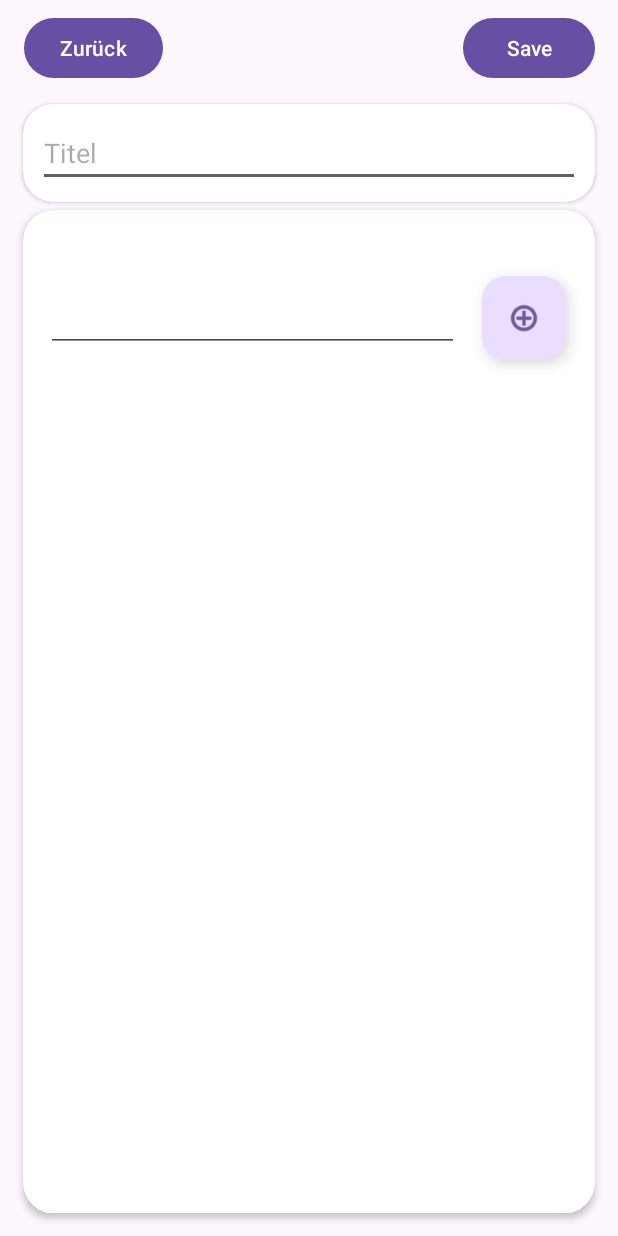
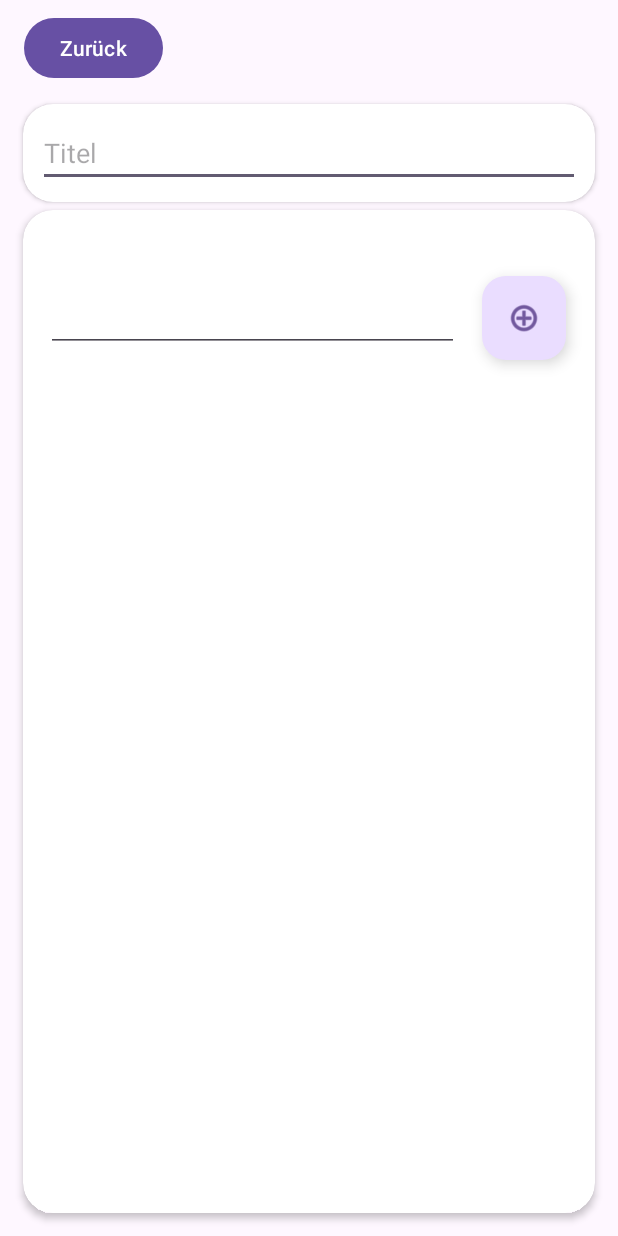
Before and after one commit to natsudaS/NestSync, an Android app: the ListActivity screen opened directly, with no data from a screen before it, on a phone screen of 412 x 824 dp. Run offline under Robolectric (Android 15) with nearby library versions, the phone set to English and light mode, and no system bars; our stand-ins replace Firebase (no records; nobody signed in at launch, a user with empty details on screens opened directly); libraries missing offline, so code that uses them is left out: org.checkerframework.checker; 1 statement that could not run was skipped.

```diff
--- a/app/src/main/java/com/natsu/nestsync/activities/ListActivity.java
+++ b/app/src/main/java/com/natsu/nestsync/activities/ListActivity.java
@@ -13,6 +13,7 @@ import androidx.constraintlayout.motion.widget.MotionLayout;
 import androidx.recyclerview.widget.LinearLayoutManager;
 import androidx.recyclerview.widget.RecyclerView;
 
+import com.google.android.material.floatingactionbutton.FloatingActionButton;
 import com.google.common.net.InternetDomainName;
 import com.google.firebase.database.DataSnapshot;
 import com.google.firebase.database.DatabaseError;
@@ -29,10 +30,12 @@ import org.checkerframework.checker.units.qual.A;
 import java.util.ArrayList;
 
 public class ListActivity extends AppCompatActivity {
+    ArrayList<String> itemIds;
     ArrayList<Item> items;
-    Button saveBtn, backBtn;
+    Button backBtn;
     DatabaseReference mDatabaseref;
-    EditText title;
+    EditText title, newItemText;
+    FloatingActionButton addItemBtn;
     ListAdapter listAdapt;
     NestList newList;
     RecyclerView recView;
@@ -45,16 +48,18 @@ public class ListActivity extends AppCompatActivity {
 
         listID = getIntent().getStringExtra("listID");
         userID = getIntent().getStringExtra("userID");
-        saveBtn = findViewById(R.id.saveButton);
         backBtn = findViewById(R.id.backButton);
         title = findViewById(R.id.editTitle);
         recView = findViewById(R.id.itemsList);
+        newItemText = findViewById(R.id.addItemEditText);
+        addItemBtn = findViewById(R.id.addItemButton);
 
         mDatabaseref = FirebaseDatabase.getInstance().getReference().child("nestLists");
 
         recView.setHasFixedSize(true);
         recView.setLayoutManager(new LinearLayoutManager(this));
         items = new ArrayList();
+        itemIds = new ArrayList();
         listAdapt = new ListAdapter(this,items);
         recView.setAdapter(listAdapt);
 
@@ -81,19 +86,31 @@ public class ListActivity extends AppCompatActivity {
             });
         }
 
+        //change title
+        title.setOnFocusChangeListener(new View.OnFocusChangeListener() {
+            @Override
+            public void onFocusChange(View v, boolean hasFocus) {
+                if(!hasFocus){
+                    String newTitle = title.getText().toString();
+                    mDatabaseref.child(listID).child("nestListTitle").setValue(newTitle);
+                }
+            }
+        });
+
         //query to display current nestList items
         mDatabaseref.child(listID).child("items").addValueEventListener(new ValueEventListener() {
             @Override
             public void onDataChange(@NonNull DataSnapshot snapshot) {
                 items.clear();
+                itemIds.clear();
                 for (DataSnapshot snapshot1: snapshot.getChildren()){
                     String itemID = snapshot1.getKey();
-
+                    itemIds.add(itemID);
                     mDatabaseref.child(listID).child("items").child(itemID).addListenerForSingleValueEvent(new ValueEventListener() {
                         @Override
                         public void onDataChange(@NonNull DataSnapshot dataSnapshot) {
                             Item item = dataSnapshot.getValue(Item.class);
-                            items.add(item); // Add the name of the nestList instead of its UUID
+                            items.add(item);
                             listAdapt.notifyDataSetChanged(); // Notify RecyclerView adapter of the data change
                         }
 
@@ -112,14 +129,14 @@ public class ListActivity extends AppCompatActivity {
             }
         });
 
-        //change title
-        title.setOnFocusChangeListener(new View.OnFocusChangeListener() {
+        //add further items
+        addItemBtn.setOnClickListener(new View.OnClickListener() {
             @Override
-            public void onFocusChange(View v, boolean hasFocus) {
-                if(!hasFocus){
-                    String newTitle = title.getText().toString();
-                    mDatabaseref.child(listID).child("nestListTitle").setValue(newTitle);
-                }
+            public void onClick(View v) {
+                String text = newItemText.getText().toString();
+                Item newItem = new Item();
+                newItem.setItemName(text);
+                newItem.writeNewItem(listID);
             }
         });
 
--- a/app/src/main/res/layout/activity_listview.xml
+++ b/app/src/main/res/layout/activity_listview.xml
@@ -18,14 +18,6 @@
             android:layout_marginStart="15dp"
             android:text="Zurück"
             android:layout_gravity="start" />
-
-        <Button
-            android:id="@+id/saveButton"
-            android:layout_width="wrap_content"
-            android:layout_height="48dp"
-            android:layout_marginEnd="15dp"
-            android:text="Save"
-            android:layout_gravity="end" />
 
     </androidx.appcompat.widget.Toolbar>
 
```
Also changed, not shown: app/src/main/java/com/natsu/nestsync/models/Item.java (+15 -4 lines), app/src/main/java/com/natsu/nestsync/models/NestList.java (+4 -11 lines).
